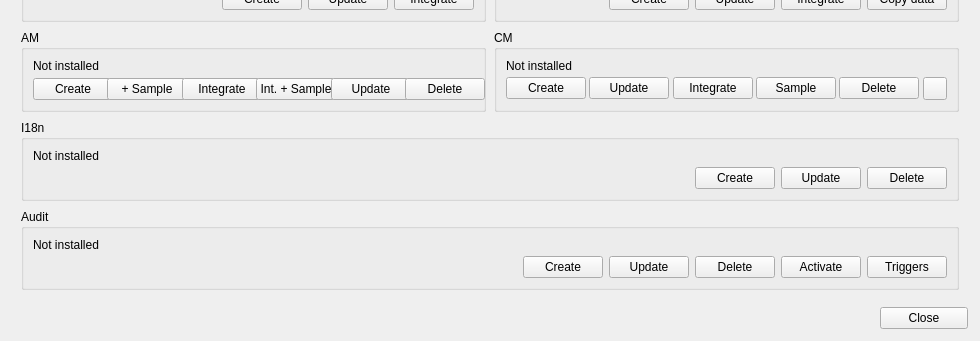
Before: the Qt Designer form core/ui/admin/admin_manage_schemas.ui in Giswater/giswater_qgis_plugin, drawn with Qt 5; both pictures show x 0 to 980 and y 499 to 840 of the 980 by 840 pixel window.
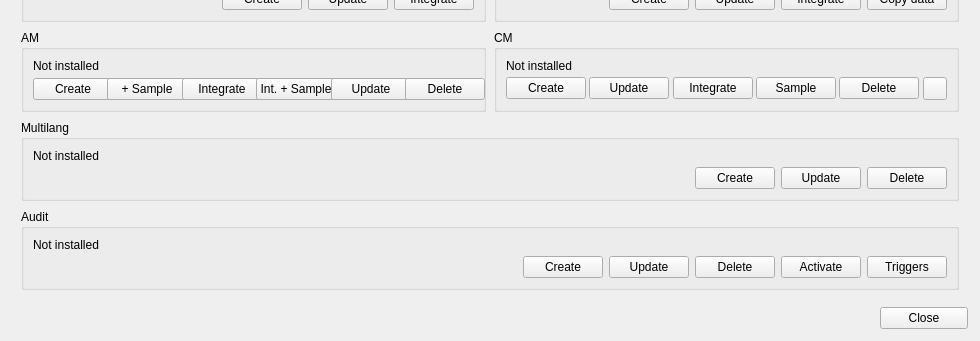
After: the same form once the commit is applied.

Commit message: refactor: rename i18n schema to multilang and update related functionality

The edit to the form file:
```diff
--- a/core/ui/admin/admin_manage_schemas.ui
+++ b/core/ui/admin/admin_manage_schemas.ui
@@ -745,7 +745,7 @@
        <item row="2" column="0" colspan="2">
         <widget class="QGroupBox" name="grb_i18n">
          <property name="title">
-          <string>I18n</string>
+          <string>Multilang</string>
          </property>
          <layout class="QVBoxLayout" name="layout_i18n">
           <property name="spacing">
```
The commit also changes 13 other files.
